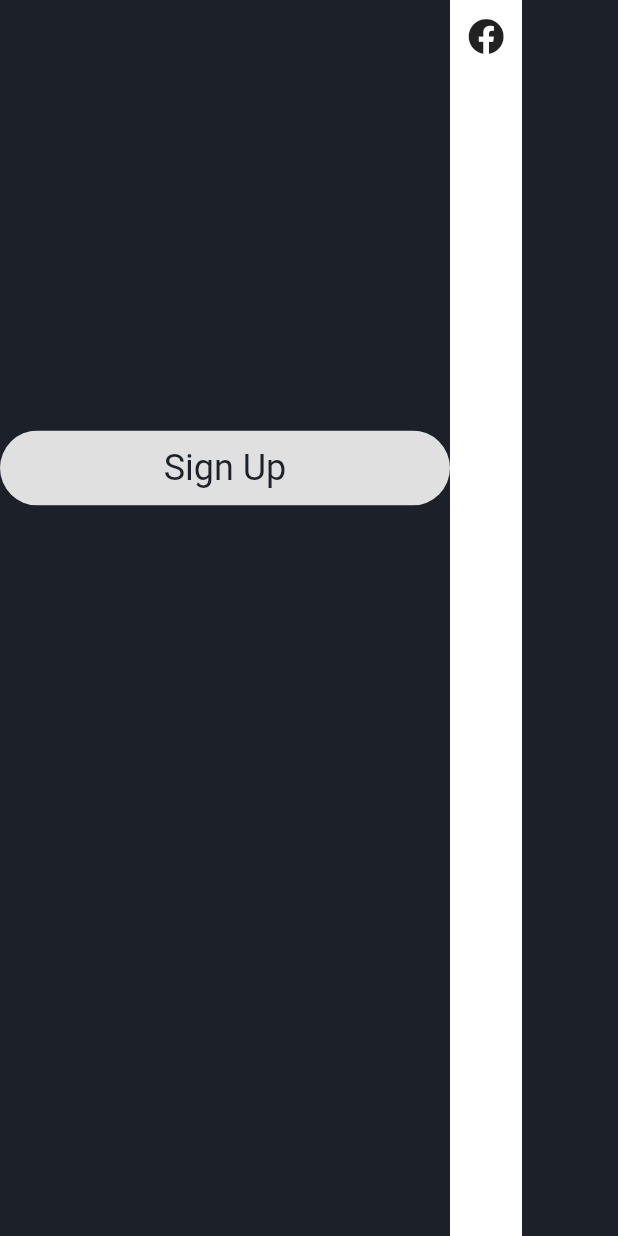
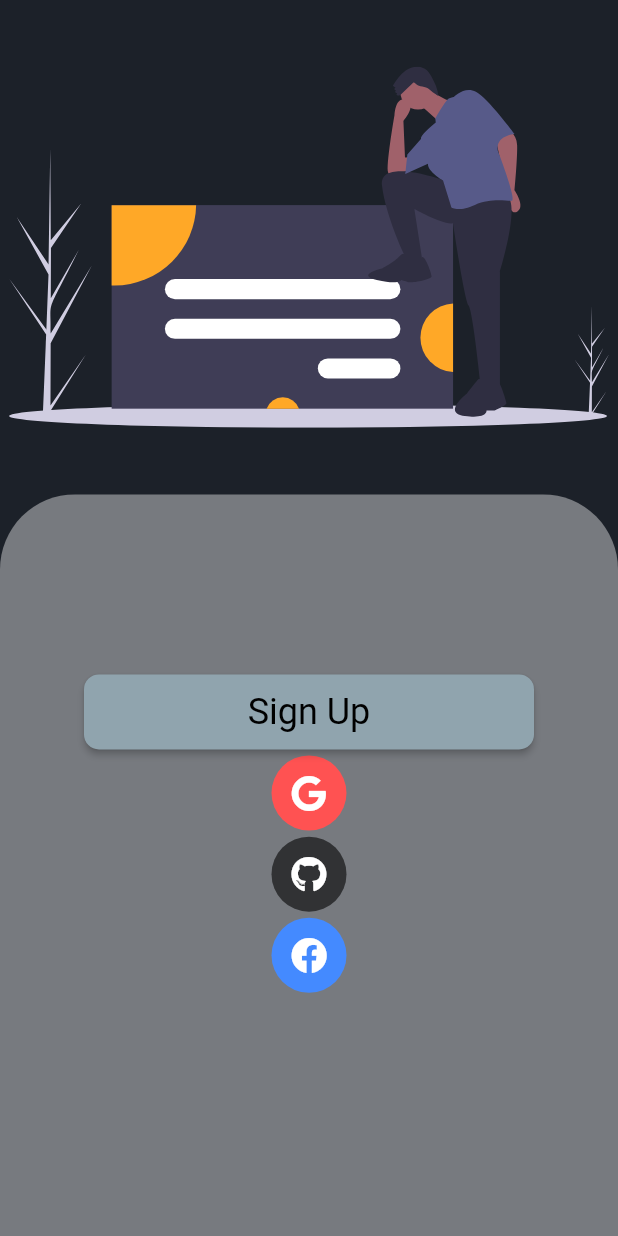
Before and after one commit to yasharma2301/codecards, a Flutter app: the screen it shows after launch, after a tap on an icon or button, on a phone screen of 412 x 824 dp. Run offline on Flutter 3.47's test engine with Material 2 defaults, Android fonts, the light colour scheme and no system bars; our stand-ins replace flare_flutter, flutter_svg, font_awesome_flutter.

Commit message:
Login Page. Needs Optimization

```diff
--- /dev/null
+++ b/lib/UI/Login/SignUpStack.dart
@@ -0,0 +1,104 @@
+import 'package:flutter/material.dart';
+import 'SocialButton.dart';
+import 'package:font_awesome_flutter/font_awesome_flutter.dart';
+import 'package:codecards/Shared/Colors.dart';
+import 'Social.dart';
+
+class SignUpStack extends StatefulWidget {
+  @override
+  _SignUpStackState createState() => _SignUpStackState();
+}
+
+class _SignUpStackState extends State<SignUpStack> with SingleTickerProviderStateMixin {
+
+	AnimationController controller;
+	Animation moveSocial;
+
+	bool _opened = false;
+
+	@override
+	void initState() {
+		super.initState();
+
+		controller = AnimationController(duration: Duration(seconds: 1), vsync: this);
+
+		moveSocial =
+			Tween<double>(begin: 0.0, end: 1.0)
+				.animate(
+				CurvedAnimation(
+					parent: controller,
+					curve: Curves.bounceOut
+				)
+			);
+
+		controller.addListener(() { setState(() {
+			_opened = controller.isCompleted;
+		});});
+
+		Future.delayed(Duration(milliseconds: 500), () => controller.forward());
+	}
+
+	@override
+	void dispose() {
+		super.dispose();
+		controller.dispose();
+	}
+
+	double initPosition = 70;
+
+    @override
+    Widget build(BuildContext context) {
+	    return Stack(
+		    alignment: Alignment.topCenter,
+		    children: [
+			    Social(
+				    opened: _opened,
+				    moveSocial: moveSocial,
+				    icon: Icon(FontAwesomeIcons.google, color: White),
+				    color: Colors.redAccent,
+				    title: "Login With Google",
+				    position: initPosition,
+			    ),
+			    Social(
+				    opened: _opened,
+				    moveSocial: moveSocial,
+				    icon: Icon(FontAwesomeIcons.github, color: White),
+				    color: Colors.black.withAlpha(150),
+				    title: "Login With Github",
+				    position: initPosition * 2,
+			    ),
+			    Social(
+				    opened: _opened,
+				    moveSocial: moveSocial,
+				    icon: Icon(FontAwesomeIcons.facebook, color: White),
+				    color: Colors.blueAccent,
+				    title: "Login With Facebook",
+				    position: initPosition * 3,
+			    ),
+			    Container(
+				    height: 50,
+				    width: 300,
+	//				                margin: EdgeInsets.fromLTRB(0, 0, 0, 500),
+				    child: RaisedButton(
+					    shape: RoundedRectangleBorder(
+						    borderRadius: BorderRadius.circular(10)
+					    ),
+					    splashColor: Grey,
+					    color: Colors.blueGrey[300],
+					    onPressed: () {
+						    !controller.isCompleted ?
+						    controller.forward()
+							    :
+						    controller.reverse();
+					    },
+					    child: Text(
+						    'Sign Up',
+						    style: TextStyle(
+							    fontSize: 24, color: Black, fontWeight: FontWeight.w400),
+					    ),
+				    ),
+			    ),
+		    ],
+	    );
+  }
+}
--- /dev/null
+++ b/lib/UI/Login/Social.dart
@@ -0,0 +1,44 @@
+import 'package:flutter/material.dart';
+import 'package:font_awesome_flutter/font_awesome_flutter.dart';
+import 'SocialButton.dart';
+import 'package:codecards/Shared/Colors.dart';
+
+class Social extends StatefulWidget {
+
+	bool opened;
+	Animation moveSocial;
+	String title;
+	Color color;
+	Icon icon;
+	double position;
+
+	Social({ @required this.opened, @required this.moveSocial, @required this.color, @required this.icon, @required this.title, @required this.position});
+
+    @override
+    _SocialState createState() => _SocialState();
+}
+
+class _SocialState extends State<Social> {
+    @override
+    Widget build(BuildContext context) {
+    return Transform(
+	    transform: Matrix4.translationValues(0, widget.position * widget.moveSocial.value, 0),
+	    //				                duration: Duration(seconds: 1),
+	    child: AnimatedContainer(
+		    duration: Duration(seconds: 1),
+		    height: 50,
+		    width: widget.opened ? 300 : 50,
+		    decoration: BoxDecoration(
+			    borderRadius: BorderRadius.circular(50)
+		    ),
+		    curve: Curves.bounceOut,
+		    child: SocialButton(
+			    button: widget.opened,
+			    title: widget.title,
+			    color: widget.color,
+			    icon: widget.icon
+		    ),
+	    )
+    );
+  }
+}
--- /dev/null
+++ b/lib/UI/Login/SocialButton.dart
@@ -0,0 +1,45 @@
+import 'package:flutter/material.dart';
+import 'package:codecards/Shared/Colors.dart';
+
+class SocialButton extends StatelessWidget {
+
+	final String title;
+	final Icon icon;
+	final Color color;
+	final bool button;
+
+	SocialButton({this.title, this.icon, this.color, this.button});
+
+	@override
+	Widget build(BuildContext context) {
+		return
+			button ?
+			RaisedButton(
+				shape: RoundedRectangleBorder(
+					borderRadius: BorderRadius.circular(10)
+				),
+				splashColor: White,
+				onPressed: () {
+
+				} ,
+				color: color,
+				child:
+				Row(
+//					mainAxisAlignment: MainAxisAlignment.center,
+					children: [
+						icon,
+				            SizedBox(width: 10,),
+				            Text(title, style: TextStyle(color: White),),
+					],
+				),
+			)
+				:
+			Container(
+				decoration: BoxDecoration(
+					borderRadius: BorderRadius.circular(50),
+					color: color,
+				),
+				child: icon,
+			);
+	}
+}
--- a/lib/UI/Login/loginScreen.dart
+++ b/lib/UI/Login/loginScreen.dart
@@ -1,62 +1,54 @@
+import 'package:codecards/UI/Login/SignUpStack.dart';
 import 'package:flutter/cupertino.dart';
 import 'package:flutter/material.dart';
 import 'package:codecards/Shared/Colors.dart';
-import 'package:font_awesome_flutter/font_awesome_flutter.dart';
+import 'SignUpStack.dart';
+import 'package:flutter_svg/flutter_svg.dart';
+
 
 class LoginScreen extends StatefulWidget {
   @override
   _LoginScreenState createState() => _LoginScreenState();
 }
 
-class _LoginScreenState extends State<LoginScreen> {
+class _LoginScreenState extends State<LoginScreen>{
 
-  @override
-  void initState() {
-    super.initState();
-  }
+	double screenHeight;
 
     @override
     Widget build(BuildContext context) {
+	    screenHeight = MediaQuery.of(context).size.height;
 		return Scaffold(
 		    backgroundColor: Grey,
 		    body: SafeArea(
-		        child: Center(
-		            child:
-		            Row(
-//			            alignment: Alignment.center,
+		        child: Column(
+			        mainAxisAlignment: MainAxisAlignment.spaceAround,
+			        crossAxisAlignment: CrossAxisAlignment.stretch,
 		            children: [
 		            	Container(
-				                height: 50,
-				                width: 300,
-				                margin: EdgeInsets.fromLTRB(0, 0, 0, 200),
-				                child: ClipRRect(
-		                            borderRadius: BorderRadius.all(Radius.circular(50)),
-		                            child: RaisedButton(
-		                                splashColor: Grey,
-		                                onPressed: () {},
-		                                child: Text(
-		                                    'Sign Up',
-		                                    style: TextStyle(
-		                                        fontSize: 24, color: Grey, fontWeight: FontWeight.w400),
+				            height: screenHeight * 0.4,
+				            child: Center(
+				              child: Container(
+					              height: 300,
+					              width: 400,
+					              child: SvgPicture.asset("assets/loginPage.svg")
 				              ),
 				            ),
 			            ),
+		                Expanded(
+		                  child: Container(
+			                  padding: EdgeInsets.fromLTRB(0, 120, 0, 0),
+			                  decoration: BoxDecoration(
+				                  color: Colors.white70.withOpacity(0.4),
+				                  borderRadius: BorderRadius.only(topLeft: Radius.circular(50), topRight: Radius.circular(50))
 			                  ),
-			                Container(
-				                color: White,
-			                    child: Column(
-				                    children: [
-				                    	IconButton(
-						                    onPressed: () {} ,
-						                    icon: FaIcon(FontAwesomeIcons.facebook),
-					                    )
-				                    ],
+			                  height: screenHeight * 0.4,
+			                  child: SignUpStack()
 		                  ),
 		                ),
 		            ],
 		        ),
 		    ),
-		    ),
 		);
     }
 }
```
Also changed, not shown: pubspec.yaml (+5 -8 lines), assets/loginPage.svg (added), lib/main.dart (indentation only), pubspec.lock, 1 other file. Lines whose indentation alone changed are shown as unchanged.
